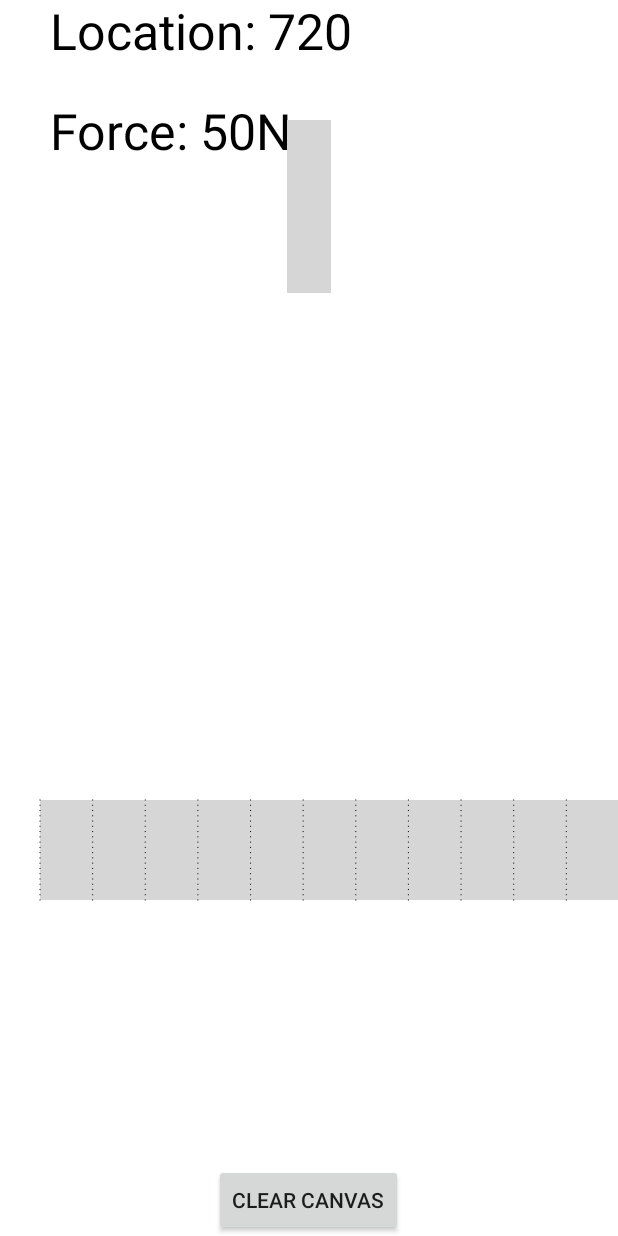
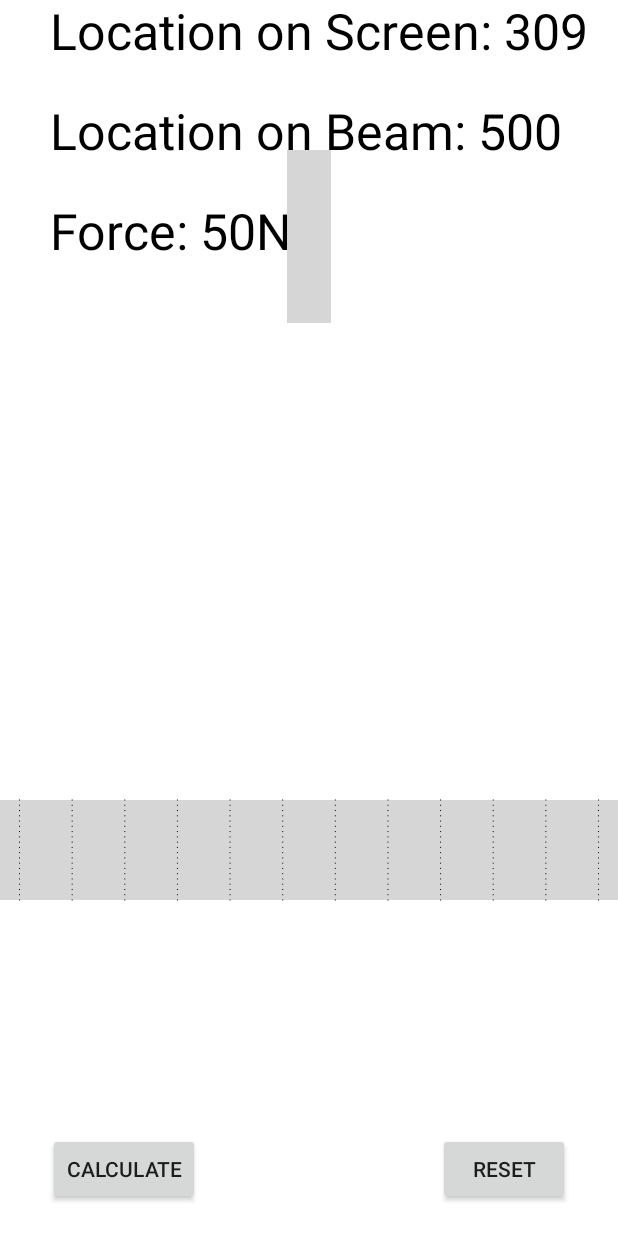
Before and after one commit to mkyle98/CS-275-Statics-Simulator, an Android app: the screen it shows after launch (MainActivity), on a phone screen of 412 x 824 dp. Run offline under Robolectric (Android 15) with nearby library versions, the phone set to English and light mode, and no system bars; grey boxes are pictures that could not be loaded.

Commit message:
Arrow X restriction
Calculationson can be reverted to real-time easily (uncomment 93-97).
Added Reset button (doesn't do anything yet)
Restricting X movement of force arrow to the beam (still needs some work).
Defined beamSize method which defines the beam as an arbitrary unit calculated by pixels/100, i.e. 1000px = 10m.
Centered beam on screen.

```diff
--- a/app/src/main/java/com/jacobwunder/cs275staticssimulator/CanvasView.java
+++ b/app/src/main/java/com/jacobwunder/cs275staticssimulator/CanvasView.java
@@ -1,12 +1,15 @@
 package com.jacobwunder.cs275staticssimulator;
 
 import android.content.Context;
+import android.content.res.Resources;
 import android.graphics.Bitmap;
 import android.graphics.BitmapFactory;
 import android.graphics.Canvas;
 import android.graphics.Paint;
 import android.util.AttributeSet;
 import android.view.View;
+
+import androidx.annotation.Dimension;
 
 import com.jacobwunder.cs275staticssimulator.threading.SimulatorClient;
 import com.jacobwunder.libstatics.Beam;
@@ -31,6 +34,10 @@ public class CanvasView extends View {
     private int forceArrowLocation;
     private int forceArrowAmount;
 
+    private int beamX;
+    private int beamWidth;
+    private int beamHeight;
+
     public CanvasView(Context c, AttributeSet attrs) {
         super(c, attrs);
         context = c;
@@ -54,11 +61,14 @@ public class CanvasView extends View {
 
     public void drawMesh(Canvas canvas) {
 
+        //DEFINE BEAM SIZE: setBeamSize(int width, int height) in meters
+        setBeamSize(10,1);
+
         //DEFINE VERTICES---------------------------------
-        float minX = 40;
+        float minX = getBeamX();
         float minY = 800;
-        float sizeX = 1000;
-        float sizeY = 100;
+        float sizeX = getBeamWidth();
+        float sizeY = getBeamHeight();
 
         for (int i = 0; i < HEIGHT; i++) {
             for (int j = 0; j < WIDTH; j++) {
@@ -91,8 +101,9 @@ public class CanvasView extends View {
 
         drawMesh(canvas);
         mPaint.setTextSize(50);
-        canvas.drawText("Location: "+ getForceArrowLocation(), 50, 50, mPaint);
-        canvas.drawText("Force: "+ getForceArrowAmount()+"N", 50, 150, mPaint);
+        canvas.drawText("Location on Screen: "+ getForceArrowLocation(), 50, 50, mPaint);
+        canvas.drawText("Location on Beam: "+ (getForceArrowLocation()-getBeamX()), 50, 150, mPaint);
+        canvas.drawText("Force: "+ getForceArrowAmount()+"N", 50, 250, mPaint);
 
         for (int i = 0; i < mBitmapVerts.length; i += 2) {
             canvas.drawPoint(mBitmapVerts[i], mBitmapVerts[i + 1], pPaint);
@@ -103,8 +114,16 @@ public class CanvasView extends View {
 
     public void setForceArrowAmount(int newtons){forceArrowAmount = newtons;}
 
-    public int getForceArrowLocation () { return forceArrowLocation;}
+    public int getForceArrowLocation(){return forceArrowLocation;}
 
-    public int getForceArrowAmount () { return forceArrowAmount;}
+    public int getForceArrowAmount(){return forceArrowAmount;}
+
+    public void setBeamSize(int width, int height){beamWidth = width; beamHeight = height;}
+
+    public int getBeamWidth(){return beamWidth*100;}
+
+    public int getBeamHeight(){return beamHeight*100;}
+
+    public int getBeamX(){return beamX = MainActivity.getScreenCenter()-(getBeamWidth()/2);}
 
 }
--- a/app/src/main/java/com/jacobwunder/cs275staticssimulator/MainActivity.java
+++ b/app/src/main/java/com/jacobwunder/cs275staticssimulator/MainActivity.java
@@ -1,6 +1,7 @@
 package com.jacobwunder.cs275staticssimulator;
 
 import android.app.Activity;
+import android.content.res.Resources;
 import android.os.Bundle;
 import android.util.DisplayMetrics;
 import android.view.View;
@@ -24,14 +25,19 @@ public class MainActivity extends Activity {
     private ViewGroup mainLayout;
     private ImageView image;
     private int xDelta;
-    private int forceLocation = 720;
+    private int forceLocation;
     private int forceAmount = 50;
+
+    static int screenWidth = Resources.getSystem().getDisplayMetrics().widthPixels;
+    int screenHeight = Resources.getSystem().getDisplayMetrics().heightPixels;
 
     @Override
     protected void onCreate(Bundle savedInstanceState) {
 
         super.onCreate(savedInstanceState);
         setContentView(R.layout.activity_main);
+
+        forceLocation = getScreenCenter();
 
         mSimulatorClient = new SimulatorClient();
         mCustomCanvas = findViewById(R.id.signature_canvas);
@@ -48,6 +54,7 @@ public class MainActivity extends Activity {
         mSimulatorClient.onReceiveSimulatorMessage("beam update", value -> null);
     }
 
+    //Lucas TODO: create abstraction
     private OnTouchListener onTouchListener() {
         return new OnTouchListener() {
 
@@ -60,8 +67,18 @@ public class MainActivity extends Activity {
                 int width = displayMetrics.widthPixels;
 
                 int x = (int) event.getRawX();
-                forceLocation = (int) event.getRawX();
-                mCustomCanvas.setForceArrowLocation(forceLocation);
+                if(x<mCustomCanvas.getBeamX()){
+                    x = mCustomCanvas.getBeamX();
+                    forceLocation = x;
+                    mCustomCanvas.setForceArrowLocation(forceLocation);
+                } else if(x>mCustomCanvas.getBeamX() + mCustomCanvas.getBeamWidth()){
+                    x = mCustomCanvas.getBeamX() + mCustomCanvas.getBeamWidth();
+                    forceLocation = x;
+                    mCustomCanvas.setForceArrowLocation(forceLocation);
+                } else{
+                    forceLocation = x;
+                    mCustomCanvas.setForceArrowLocation(forceLocation);
+                }
 
                 switch (event.getAction() & MotionEvent.ACTION_MASK) {
 
@@ -73,10 +90,11 @@ public class MainActivity extends Activity {
                         break;
 
                     case MotionEvent.ACTION_UP:
-                        mSimulatorClient.sendMesage(
-                            "force location update",
-                            (double) forceLocation / width
-                        );
+                        //Commented out to stop real time updating
+//                        mSimulatorClient.sendMesage(
+//                            "force location update",
+//                            (double) forceLocation / width
+//                        );
                         break;
 
                     case MotionEvent.ACTION_MOVE:
@@ -101,4 +119,18 @@ public class MainActivity extends Activity {
         super.onDestroy();
         mSimulatorClient.onDestroy();
     }
+
+    public static int getScreenCenter(){return screenWidth/2;}
+
+    public void Calculate(View v) {
+        mSimulatorClient.sendMesage(
+                "force location update",
+                (double) mCustomCanvas.getForceArrowLocation() / mCustomCanvas.getBeamWidth()
+        );
+    }
+
+    public void Reset(View v) {
+        //Code to reset beam would go here
+    }
+
 }
--- a/app/src/main/res/layout/activity_main.xml
+++ b/app/src/main/res/layout/activity_main.xml
@@ -5,6 +5,38 @@
     android:layout_width="match_parent"
     android:layout_height="match_parent"
     tools:context=".MainActivity">
+
+    <LinearLayout
+        android:id="@+id/linearLayout"
+        android:layout_width="match_parent"
+        android:layout_height="90dp"
+        android:orientation="vertical"
+        app:layout_constraintBottom_toBottomOf="parent"
+        tools:layout_editor_absoluteX="-2dp"></LinearLayout>
+
+    <Button
+        android:id="@+id/button1"
+        android:layout_width="wrap_content"
+        android:layout_height="wrap_content"
+        android:layout_gravity="bottom|center"
+        android:layout_marginStart="32dp"
+        android:onClick="Calculate"
+        android:text="Calculate"
+        app:layout_constraintBottom_toBottomOf="parent"
+        app:layout_constraintStart_toStartOf="@+id/linearLayout"
+        app:layout_constraintTop_toTopOf="@+id/linearLayout" />
+
+    <Button
+        android:id="@+id/button2"
+        android:layout_width="wrap_content"
+        android:layout_height="wrap_content"
+        android:layout_gravity="bottom|center"
+        android:layout_marginEnd="32dp"
+        android:onClick="Reset"
+        android:text="Reset"
+        app:layout_constraintBottom_toBottomOf="@+id/linearLayout"
+        app:layout_constraintEnd_toEndOf="parent"
+        app:layout_constraintTop_toTopOf="@+id/linearLayout" />
 
     <FrameLayout
         android:id="@+id/main"
@@ -19,20 +51,12 @@
             android:layout_height="match_parent"
             android:textColor="#FFFFFF" />
 
-        <Button
-            android:id="@+id/button1"
-            android:layout_width="wrap_content"
-            android:layout_height="wrap_content"
-            android:layout_gravity="bottom|center"
-            android:onClick="clearCanvas"
-            android:text="Clear Canvas" />
-
         <ImageView
             android:id="@+id/forceArrow"
             android:layout_width="29dp"
             android:layout_height="115dp"
             android:layout_gravity="center_horizontal"
-            android:layout_marginTop="80dp"
+            android:layout_marginTop="100dp"
             android:clickable="true"
             android:src="@drawable/arrow" />
 
--- a/build.gradle
+++ b/build.gradle
@@ -7,7 +7,7 @@ buildscript {
 
     }
     dependencies {
-        classpath 'com.android.tools.build:gradle:3.5.1'
+        classpath 'com.android.tools.build:gradle:3.5.2'
 
         // NOTE: Do not place your application dependencies here; they belong
         // in the individual module build.gradle files
```
